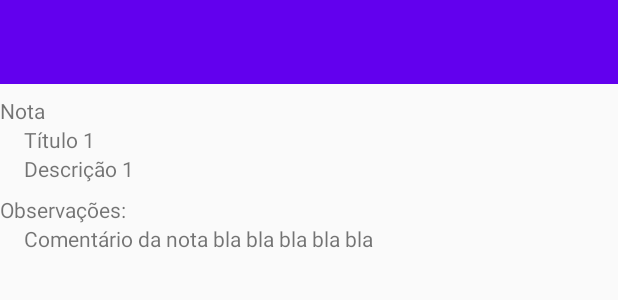
After one commit to danilovalerio/mynotes_mvvm, an Android app: the layout activity_notas_details.xml on its own in the app's theme, with its tools: preview values and no code run, on a phone screen of 412 x 824 dp. The commit adds this screen. Shown: the top 300 px of the screen. Run offline under Robolectric (Android 15) with nearby library versions, the phone set to English and light mode, and no system bars.

Commit message:
Nota detalhes activity

```diff
--- a/app/src/main/AndroidManifest.xml
+++ b/app/src/main/AndroidManifest.xml
@@ -9,7 +9,7 @@
         android:roundIcon="@mipmap/ic_launcher_round"
         android:supportsRtl="true"
         android:theme="@style/AppTheme">
-        <activity android:name=".NotasActivity">
+        <activity android:name=".ui.notas.NotasActivity">
             <intent-filter>
                 <action android:name="android.intent.action.MAIN" />
 
--- a/app/src/main/java/projetos/danilo/mynotesmvvm/base/BaseActivity.kt
+++ b/app/src/main/java/projetos/danilo/mynotesmvvm/ui/base/BaseActivity.kt
@@ -1,4 +1,4 @@
-package projetos.danilo.mynotesmvvm.base
+package projetos.danilo.mynotesmvvm.ui.base
 
 import androidx.appcompat.app.AppCompatActivity
 import androidx.appcompat.widget.Toolbar
--- /dev/null
+++ b/app/src/main/java/projetos/danilo/mynotesmvvm/ui/detalhes/NotasDetalhesActivity.kt
@@ -0,0 +1,12 @@
+package projetos.danilo.mynotesmvvm.ui.detalhes
+
+import android.os.Bundle
+import projetos.danilo.mynotesmvvm.R
+import projetos.danilo.mynotesmvvm.ui.base.BaseActivity
+
+class NotasDetalhesActivity : BaseActivity() {
+    override fun onCreate(savedInstanceState: Bundle?) {
+        super.onCreate(savedInstanceState)
+//        setContentView(R.layout.activity_notas_details)
+    }
+}
--- a/app/src/main/java/projetos/danilo/mynotesmvvm/NotasActivity.kt
+++ b/app/src/main/java/projetos/danilo/mynotesmvvm/ui/notas/NotasActivity.kt
@@ -1,25 +1,28 @@
-package projetos.danilo.mynotesmvvm
+package projetos.danilo.mynotesmvvm.ui.notas
 
-import androidx.appcompat.app.AppCompatActivity
 import android.os.Bundle
-import android.util.Log
-import android.widget.LinearLayout
 import androidx.lifecycle.Observer
 import androidx.recyclerview.widget.LinearLayoutManager
 import androidx.recyclerview.widget.RecyclerView
 import kotlinx.android.synthetic.main.activity_notas.*
-import kotlinx.android.synthetic.main.include_toolbar.*
 import kotlinx.android.synthetic.main.include_toolbar.toolbarPrincipal
-import projetos.danilo.mynotesmvvm.base.BaseActivity
+import projetos.danilo.mynotesmvvm.R
+import projetos.danilo.mynotesmvvm.ui.base.BaseActivity
 
 class NotasActivity : BaseActivity() {
-    private val viewModel by lazy { provideNotasViewModel(this) }
+    private val viewModel by lazy {
+        provideNotasViewModel(
+            this
+        )
+    }
 
     override fun onCreate(savedInstanceState: Bundle?) {
         super.onCreate(savedInstanceState)
         setContentView(R.layout.activity_notas)
 
-        configurarToolbar(toolbarPrincipal, R.string.titulo_minhas_notas)
+        configurarToolbar(toolbarPrincipal,
+            R.string.titulo_minhas_notas
+        )
 
         viewModel.notasLiveData.observe(this, Observer {
             it?.let { notas ->
@@ -31,14 +34,15 @@ class NotasActivity : BaseActivity() {
                     )
                     setHasFixedSize(true)
 
-                    adapter = NotasAdapter(notas) {nota ->
+                    adapter =
+                        NotasAdapter(notas) { nota ->
 
-                    }
+                        }
 
                 }
             }
         })
 
-        Log.i("TESTE 1", viewModel.getAllNotas().toString())
+        viewModel.getAllNotas().toString()
     }
 }
--- a/app/src/main/java/projetos/danilo/mynotesmvvm/NotasProvider.kt
+++ b/app/src/main/java/projetos/danilo/mynotesmvvm/ui/notas/NotasProvider.kt
@@ -1,4 +1,4 @@
-package projetos.danilo.mynotesmvvm
+package projetos.danilo.mynotesmvvm.ui.notas
 
 import androidx.appcompat.app.AppCompatActivity
 import androidx.lifecycle.ViewModelProviders
--- a/app/src/main/java/projetos/danilo/mynotesmvvm/NotasViewHolder.kt
+++ b/app/src/main/java/projetos/danilo/mynotesmvvm/ui/notas/NotasViewHolder.kt
@@ -1,4 +1,4 @@
-package projetos.danilo.mynotesmvvm
+package projetos.danilo.mynotesmvvm.ui.notas
 
 import android.view.View
 import android.widget.AdapterView
--- a/app/src/main/java/projetos/danilo/mynotesmvvm/NotasViewModel.kt
+++ b/app/src/main/java/projetos/danilo/mynotesmvvm/ui/notas/NotasViewModel.kt
@@ -1,4 +1,4 @@
-package projetos.danilo.mynotesmvvm
+package projetos.danilo.mynotesmvvm.ui.notas
 
 import androidx.lifecycle.MutableLiveData
 import androidx.lifecycle.ViewModel
--- a/app/src/main/res/layout/activity_notas.xml
+++ b/app/src/main/res/layout/activity_notas.xml
@@ -4,7 +4,7 @@
     xmlns:tools="http://schemas.android.com/tools"
     android:layout_width="match_parent"
     android:layout_height="match_parent"
-    tools:context=".NotasActivity">
+    tools:context=".ui.notas.NotasActivity">
 
     <include
         android:id="@+id/toolbarPrincipal"
@@ -27,6 +27,8 @@
 
         <androidx.recyclerview.widget.RecyclerView
             android:id="@+id/recyclerNotas"
+            android:layout_marginLeft="16dp"
+            android:layout_marginRight="16dp"
             android:layout_width="match_parent"
             android:layout_height="wrap_content"
             tools:listitem="@layout/item_nota" />
--- /dev/null
+++ b/app/src/main/res/layout/activity_notas_details.xml
@@ -0,0 +1,50 @@
+<?xml version="1.0" encoding="utf-8"?>
+<LinearLayout
+    xmlns:android="http://schemas.android.com/apk/res/android"
+    xmlns:tools="http://schemas.android.com/tools"
+    android:layout_width="match_parent"
+    android:layout_height="match_parent"
+    tools:context=".ui.detalhes.NotasDetalhesActivity"
+    android:orientation="vertical">
+
+    <include layout="@layout/include_toolbar"/>
+
+    <TextView
+        android:layout_width="wrap_content"
+        android:layout_height="wrap_content"
+        android:layout_marginTop="8dp"
+        android:text="@string/titulo_nota" />
+
+    <TextView
+        android:id="@+id/tv_notaDetalheTitulo"
+        android:layout_width="wrap_content"
+        android:layout_height="wrap_content"
+        tools:text="Título 1"
+        android:layout_marginLeft="16dp"
+        android:layout_marginStart="16dp"/>
+
+    <TextView
+        android:id="@+id/tv_notaDetalhe"
+        android:layout_width="wrap_content"
+        android:layout_height="wrap_content"
+        tools:text="Descrição 1"
+        android:layout_marginLeft="16dp"
+        android:layout_marginStart="16dp"/>
+
+    <TextView
+        android:layout_width="wrap_content"
+        android:layout_height="wrap_content"
+        android:layout_marginTop="8dp"
+        android:text="@string/titulo_observacoes" />
+
+    <TextView
+        android:id="@+id/tv_notaComentario"
+        android:layout_width="wrap_content"
+        android:layout_height="wrap_content"
+        tools:text="Comentário da nota bla bla bla bla bla"
+        android:layout_marginLeft="16dp"
+        android:layout_marginStart="16dp"/>
+
+        <!--  todo:Adicionar botão de copiar e compartilhar  -->
+
+</LinearLayout>
--- a/app/src/main/res/values/strings.xml
+++ b/app/src/main/res/values/strings.xml
@@ -1,4 +1,9 @@
 <resources>
     <string name="app_name">My Notes MVVM</string>
     <string name="titulo_minhas_notas">Minhas Notas</string>
+
+
+    <!--  NotasDetalhesActivity  -->
+    <string name="titulo_nota">Nota</string>
+    <string name="titulo_observacoes">Observações:</string>
 </resources>
```
Also changed, not shown: app/src/main/java/projetos/danilo/mynotesmvvm/ui/notas/NotasAdapter.kt (renamed from app/src/main/java/projetos/danilo/mynotesmvvm/NotasAdapter.kt, +6 -2 lines).
